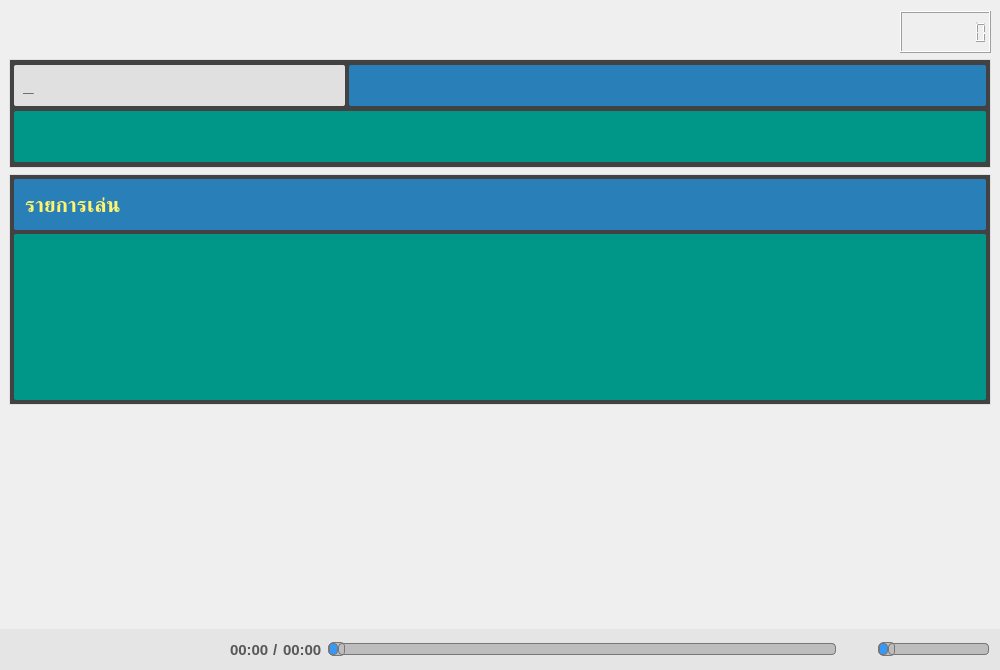
Before: the Qt Designer form MainWindow.ui in pie62/HandyKaraoke, drawn with Qt 5.
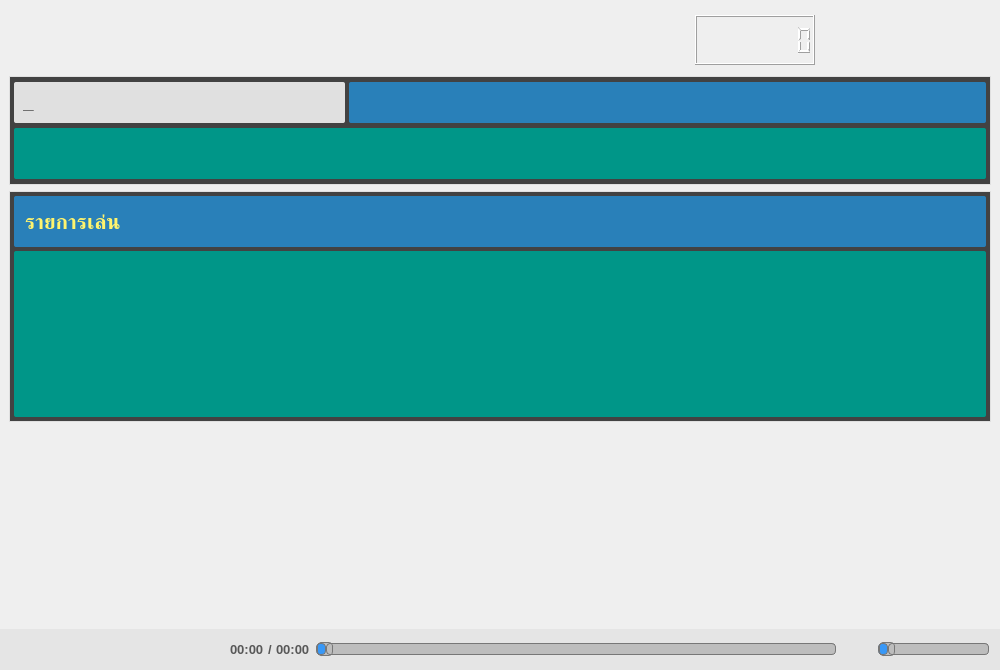
After: the same form once the commit is applied. Icons and pictures are not drawn. Custom widgets are drawn as their Qt base class.

```diff
--- a/MainWindow.ui
+++ b/MainWindow.ui
@@ -77,21 +77,40 @@
          <widget class="QLCDNumber" name="lcdTime">
           <property name="minimumSize">
            <size>
-            <width>0</width>
-            <height>42</height>
+            <width>120</width>
+            <height>50</height>
            </size>
           </property>
           <property name="maximumSize">
            <size>
             <width>16777215</width>
-            <height>42</height>
+            <height>50</height>
            </size>
           </property>
+          <property name="styleSheet">
+           <string notr="true">color: rgb(255, 255, 255);</string>
+          </property>
           <property name="digitCount">
            <number>8</number>
           </property>
          </widget>
         </item>
+        <item>
+         <widget class="RhythmWidget" name="rhmWidget" native="true">
+          <property name="minimumSize">
+           <size>
+            <width>170</width>
+            <height>59</height>
+           </size>
+          </property>
+          <property name="maximumSize">
+           <size>
+            <width>170</width>
+            <height>59</height>
+           </size>
+          </property>
+         </widget>
+        </item>
        </layout>
       </item>
       <item>
@@ -517,7 +536,7 @@
 }
 
 QLabel {
-	font: bold 11pt;
+	font: bold 10pt;
 	color: rgb(88, 88, 88);
 }
 
@@ -909,6 +928,14 @@
   </widget>
  </widget>
  <layoutdefault spacing="6" margin="11"/>
+ <customwidgets>
+  <customwidget>
+   <class>RhythmWidget</class>
+   <extends>QWidget</extends>
+   <header>RhythmWidget.h</header>
+   <container>1</container>
+  </customwidget>
+ </customwidgets>
  <resources>
   <include location="icons.qrc"/>
  </resources>
```
Left out of the diff: 3 changed lines with no effect on the pictures.
